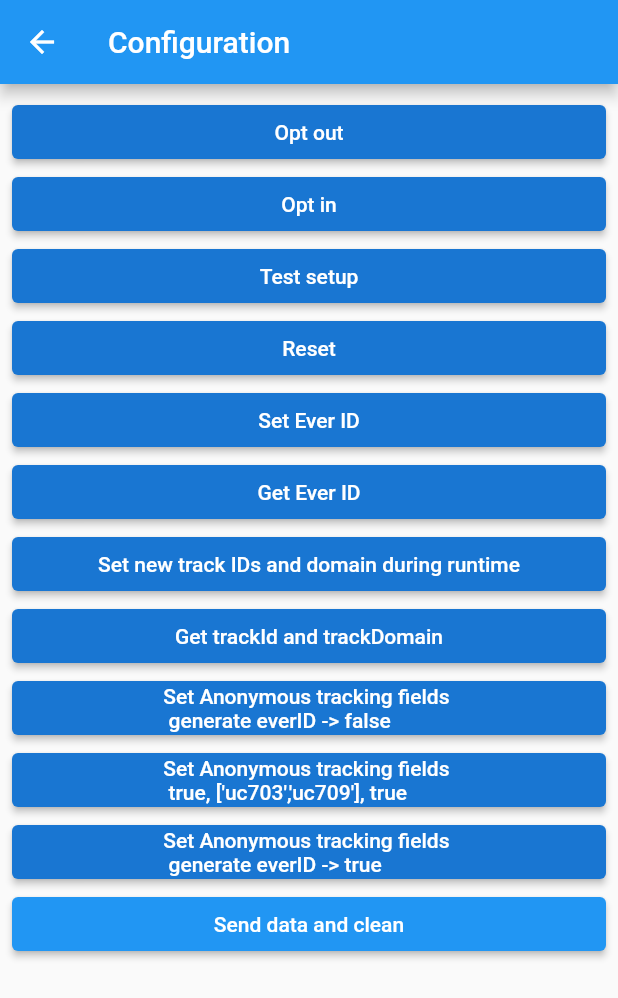
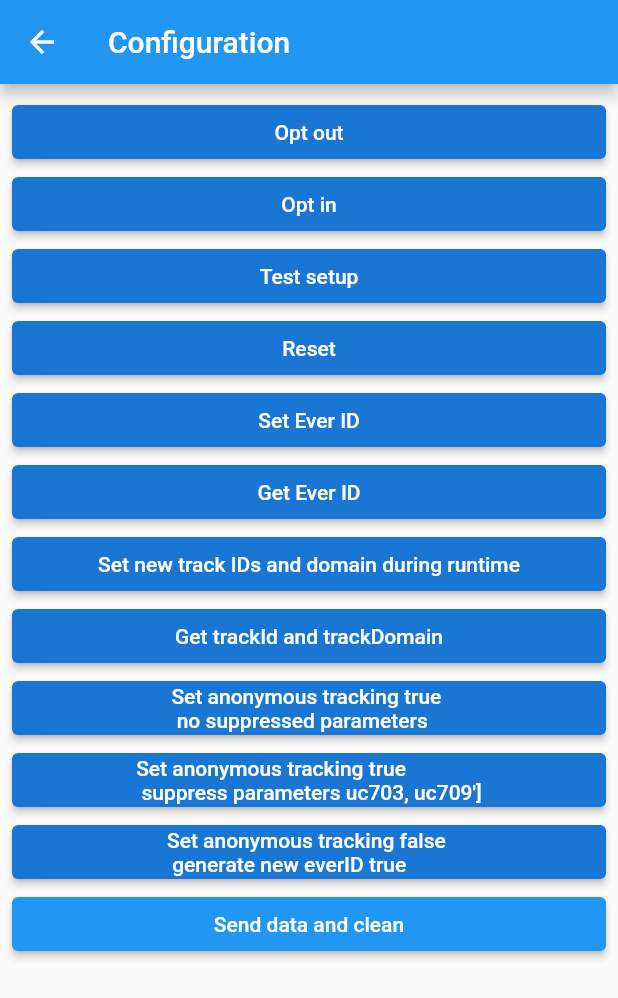
Before and after one commit to mapp-digital/Mapp-Intelligence-Flutter-Tracking, a Flutter app: the screen it shows after launch, after a tap on "Configuration", on a phone screen of 412 x 824 dp. Shown: the top 998 px of the screen. Run offline on Flutter 3.47's test engine with Material 2 defaults, Android fonts, the light colour scheme and no system bars; our stand-ins replace chewie, video_player; statements that could not run were skipped.

Commit message:
change button labels for Anonymous tracking

```diff
--- a/example/lib/Details.dart
+++ b/example/lib/Details.dart
@@ -113,7 +113,7 @@ class DetailsView extends StatelessWidget {
       onPressed: () async {
         PluginMappintelligence.setAnonymousTracking(true, [], false);
       },
-      child: Text("Set Anonymous tracking fields \n generate everID -> false"),
+      child: Text("Set anonymous tracking true \n no suppressed parameters"),
       style:
           ElevatedButton.styleFrom(primary: Theme.of(context).primaryColorDark),
     ));
@@ -121,7 +121,7 @@ class DetailsView extends StatelessWidget {
       onPressed: () async {
         PluginMappintelligence.setAnonymousTracking(true, ['uc703','uc709'], true);
       },
-      child: Text("Set Anonymous tracking fields \n true, ['uc703','uc709'], true"),
+      child: Text("Set anonymous tracking true \n suppress parameters uc703, uc709']"),
       style:
           ElevatedButton.styleFrom(primary: Theme.of(context).primaryColorDark),
     ));
@@ -129,7 +129,7 @@ class DetailsView extends StatelessWidget {
       onPressed: () async {
         PluginMappintelligence.setAnonymousTracking(false, ['cs801'], true);
       },
-      child: Text("Set Anonymous tracking fields \n generate everID -> true"),
+      child: Text("Set anonymous tracking false \n generate new everID true"),
       style:
           ElevatedButton.styleFrom(primary: Theme.of(context).primaryColorDark),
     ));
```
